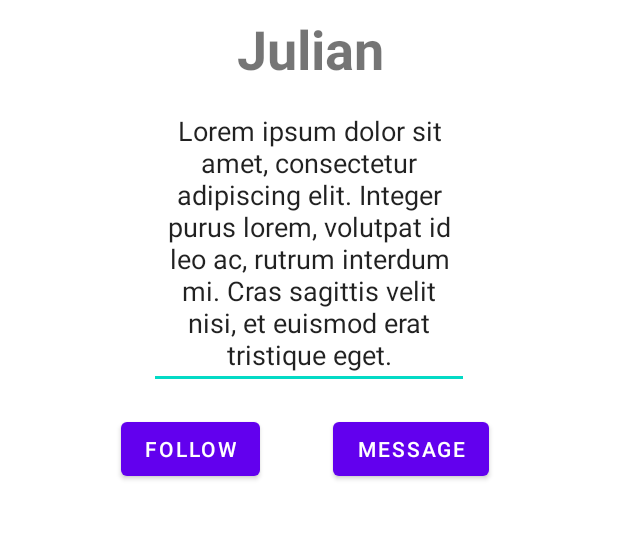
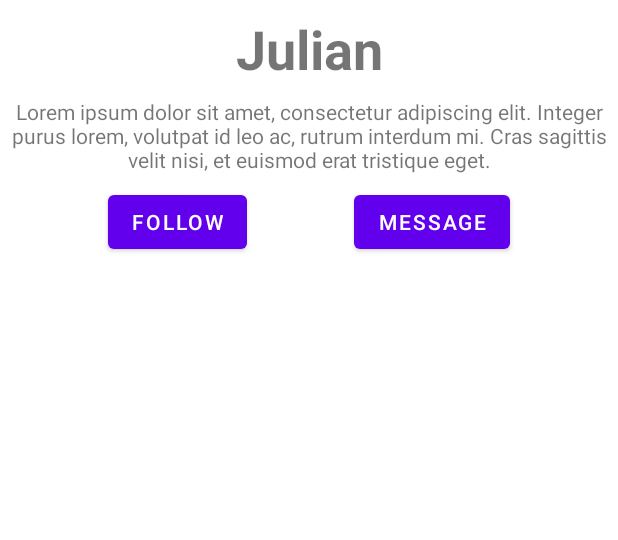
Before and after one commit to MAD11877/mad21-practical-2---android-activity-julianee-jk, an Android app: the screen it shows after launch (MainActivity), on a phone screen of 412 x 824 dp, the part 330-870 px from its top. Run offline under Robolectric (Android 15) with nearby library versions, the phone set to English and light mode, and no system bars.

Commit message:
Fix XML Error again

```diff
--- a/app/src/main/res/layout/activity_main.xml
+++ b/app/src/main/res/layout/activity_main.xml
@@ -6,29 +6,22 @@
     android:layout_height="match_parent"
     tools:context=".MainActivity">
 
-    <ScrollView xmlns:android="http://schemas.android.com/apk/res/android"
+    <ScrollView
         android:layout_width="match_parent"
-        android:layout_height="match_parent"
-        tools:layout_editor_absoluteX="0dp"
-        tools:layout_editor_absoluteY="0dp"
-        android:fillViewport="true">
+        android:layout_height="match_parent">
 
         <androidx.constraintlayout.widget.ConstraintLayout
             android:layout_width="match_parent"
-            android:layout_height="wrap_content"
-            android:orientation="vertical">
+            android:layout_height="wrap_content">
 
             <TextView
                 android:id="@+id/helloText"
                 android:layout_width="wrap_content"
                 android:layout_height="wrap_content"
-                android:layout_marginStart="107dp"
                 android:layout_marginTop="8dp"
-                android:layout_marginEnd="106dp"
                 android:text="Hello World!"
                 android:textSize="36sp"
                 android:textStyle="bold"
-                app:layout_constraintBottom_toTopOf="@+id/loremText"
                 app:layout_constraintEnd_toEndOf="parent"
                 app:layout_constraintStart_toStartOf="parent"
                 app:layout_constraintTop_toBottomOf="@+id/imageView" />
@@ -37,12 +30,8 @@
                 android:id="@+id/followBtn"
                 android:layout_width="wrap_content"
                 android:layout_height="wrap_content"
-                android:layout_marginStart="62dp"
-                android:layout_marginTop="16dp"
-                android:layout_marginEnd="15dp"
-                android:layout_marginBottom="352dp"
+                android:layout_marginTop="8dp"
                 android:text="Follow"
-                app:layout_constraintBottom_toBottomOf="parent"
                 app:layout_constraintEnd_toStartOf="@+id/messageBtn"
                 app:layout_constraintStart_toStartOf="parent"
                 app:layout_constraintTop_toBottomOf="@+id/loremText" />
@@ -51,32 +40,11 @@
                 android:id="@+id/messageBtn"
                 android:layout_width="wrap_content"
                 android:layout_height="wrap_content"
-                android:layout_marginStart="15dp"
-                android:layout_marginTop="16dp"
-                android:layout_marginEnd="67dp"
-                android:layout_marginBottom="352dp"
+                android:layout_marginTop="8dp"
                 android:text="Message"
-                app:layout_constraintBottom_toBottomOf="parent"
                 app:layout_constraintEnd_toEndOf="parent"
                 app:layout_constraintStart_toEndOf="@+id/followBtn"
                 app:layout_constraintTop_toBottomOf="@+id/loremText" />
-
-            <EditText
-                android:id="@+id/loremText"
-                android:layout_width="wrap_content"
-                android:layout_height="wrap_content"
-                android:layout_marginStart="32dp"
-                android:layout_marginTop="8dp"
-                android:layout_marginEnd="32dp"
-                android:ems="10"
-                android:gravity="start|top"
-                android:inputType="textMultiLine"
-                android:text="Lorem ipsum dolor sit amet, consectetur adipiscing elit. Integer"
-                android:textAlignment="center"
-                app:layout_constraintBottom_toTopOf="@+id/followBtn"
-                app:layout_constraintEnd_toEndOf="parent"
-                app:layout_constraintStart_toStartOf="parent"
-                app:layout_constraintTop_toBottomOf="@+id/helloText" />
 
             <ImageView
                 android:id="@+id/imageView"
@@ -90,6 +58,19 @@
                 app:layout_constraintStart_toStartOf="parent"
                 app:layout_constraintTop_toTopOf="parent"
                 app:srcCompat="@mipmap/ic_launcher_round" />
+
+            <TextView
+                android:id="@+id/loremText"
+                android:layout_width="wrap_content"
+                android:layout_height="wrap_content"
+                android:layout_marginStart="32dp"
+                android:layout_marginTop="8dp"
+                android:layout_marginEnd="32dp"
+                android:text="Description Text"
+                android:textAlignment="center"
+                app:layout_constraintEnd_toEndOf="parent"
+                app:layout_constraintStart_toStartOf="parent"
+                app:layout_constraintTop_toBottomOf="@+id/helloText" />
         </androidx.constraintlayout.widget.ConstraintLayout>
     </ScrollView>
 </androidx.constraintlayout.widget.ConstraintLayout>
```
